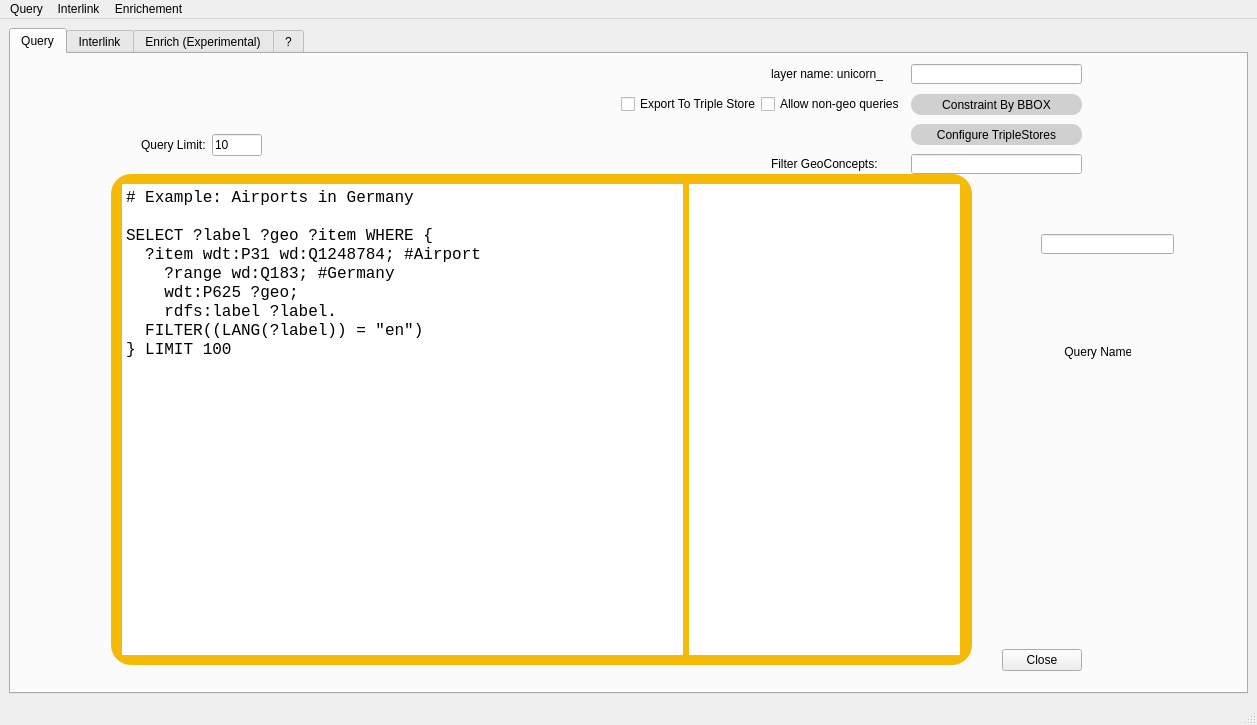
The window that sparql_unicorn_dialog_base_simp.ui (Cprudhomme/SpaLOD_qgis_plugin) describes before a commit, drawn with Qt 5.
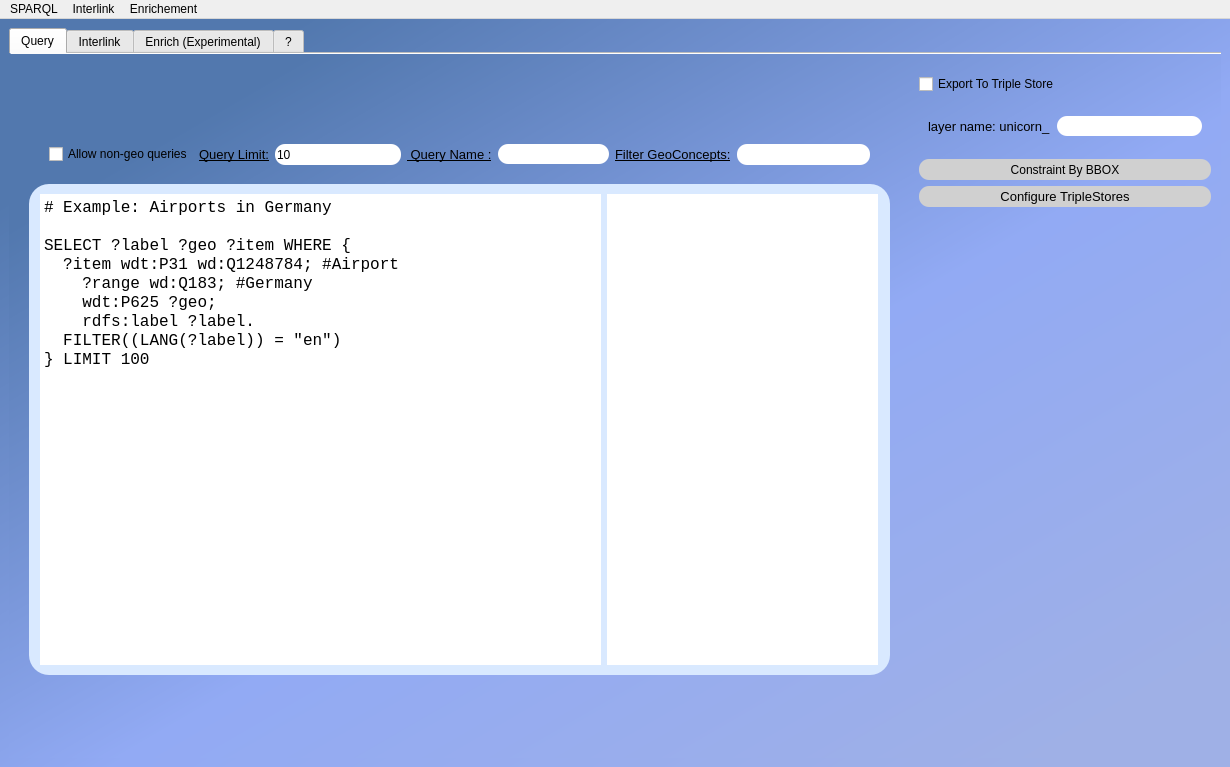
The same window after the commit. The open tabs and pages were chosen to show the change.

```diff
--- a/sparql_unicorn_dialog_base_simp.ui
+++ b/sparql_unicorn_dialog_base_simp.ui
@@ -6,167 +6,65 @@
    <rect>
     <x>0</x>
     <y>0</y>
-    <width>1257</width>
-    <height>725</height>
+    <width>1230</width>
+    <height>767</height>
    </rect>
   </property>
   <property name="windowTitle">
    <string>MainWindow</string>
   </property>
+  <property name="styleSheet">
+   <string notr="true">Qobject#MainWindow{
+background-color: qlineargradient(spread:repeat, x1:0, y1:0, x2:1, y2:1, stop:0.125 rgba(82, 120, 174, 255), stop:0.545455 rgba(146, 170, 244, 255), stop:0.931818 rgba(159, 176, 230, 255));}</string>
+  </property>
   <widget class="QWidget" name="centralwidget">
+   <property name="styleSheet">
+    <string notr="true">QObject#centralwidget{
+background-color: qlineargradient(spread:repeat, x1:0, y1:0, x2:1, y2:1, stop:0.125 rgba(82, 120, 174, 255), stop:0.545455 rgba(146, 170, 244, 255), stop:0.931818 rgba(159, 176, 230, 255));}</string>
+   </property>
    <layout class="QGridLayout" name="gridLayout">
-    <item row="0" column="0">
+    <item row="1" column="0">
      <widget class="QTabWidget" name="tabWidget">
+      <property name="styleSheet">
+       <string notr="true">QObject#tab{
+background-color: qlineargradient(spread:repeat, x1:0, y1:0, x2:1, y2:1, stop:0.125 rgba(82, 120, 174, 255), stop:0.545455 rgba(146, 170, 244, 255), stop:0.931818 rgba(159, 176, 230, 255));}</string>
+      </property>
+      <property name="tabPosition">
+       <enum>QTabWidget::North</enum>
+      </property>
+      <property name="tabShape">
+       <enum>QTabWidget::Rounded</enum>
+      </property>
       <property name="currentIndex">
-       <number>1</number>
+       <number>0</number>
+      </property>
+      <property name="elideMode">
+       <enum>Qt::ElideNone</enum>
+      </property>
+      <property name="usesScrollButtons">
+       <bool>true</bool>
+      </property>
+      <property name="documentMode">
+       <bool>true</bool>
+      </property>
+      <property name="tabsClosable">
+       <bool>false</bool>
+      </property>
+      <property name="movable">
+       <bool>false</bool>
+      </property>
+      <property name="tabBarAutoHide">
+       <bool>false</bool>
       </property>
       <widget class="QWidget" name="tab">
        <attribute name="title">
         <string>Query</string>
        </attribute>
-       <widget class="QLabel" name="label">
-        <property name="geometry">
-         <rect>
-          <x>760</x>
-          <y>10</y>
-          <width>151</width>
-          <height>20</height>
-         </rect>
-        </property>
-        <property name="text">
-         <string>layer name: unicorn_</string>
-        </property>
-       </widget>
-       <widget class="QLineEdit" name="inp_label">
-        <property name="geometry">
-         <rect>
-          <x>900</x>
-          <y>10</y>
-          <width>171</width>
-          <height>20</height>
-         </rect>
-        </property>
-       </widget>
-       <widget class="QComboBox" name="loadedLayers">
-        <property name="geometry">
-         <rect>
-          <x>210</x>
-          <y>660</y>
-          <width>581</width>
-          <height>21</height>
-         </rect>
-        </property>
-       </widget>
-       <widget class="QDialogButtonBox" name="button_box">
-        <property name="geometry">
-         <rect>
-          <x>980</x>
-          <y>590</y>
-          <width>91</width>
-          <height>32</height>
-         </rect>
-        </property>
-        <property name="orientation">
-         <enum>Qt::Horizontal</enum>
-        </property>
-        <property name="standardButtons">
-         <set>QDialogButtonBox::Close</set>
-        </property>
-       </widget>
-       <widget class="QPushButton" name="bboxButton">
-        <property name="geometry">
-         <rect>
-          <x>900</x>
-          <y>40</y>
-          <width>171</width>
-          <height>21</height>
-         </rect>
-        </property>
-        <property name="cursor">
-         <cursorShape>PointingHandCursor</cursorShape>
-        </property>
-        <property name="styleSheet">
-         <string notr="true">border-radius:10px;
-background-color:rgb(208, 208, 208)</string>
-        </property>
-        <property name="text">
-         <string>Constraint By BBOX</string>
-        </property>
-       </widget>
-       <widget class="QPushButton" name="loadTripleStoreButton">
-        <property name="geometry">
-         <rect>
-          <x>900</x>
-          <y>70</y>
-          <width>171</width>
-          <height>21</height>
-         </rect>
-        </property>
-        <property name="cursor">
-         <cursorShape>PointingHandCursor</cursorShape>
-        </property>
-        <property name="styleSheet">
-         <string notr="true">border-radius:10px;
-background-color:rgb(208, 208, 208)</string>
-        </property>
-        <property name="text">
-         <string>Configure TripleStores</string>
-        </property>
-       </widget>
-       <widget class="QCheckBox" name="allownongeo">
-        <property name="geometry">
-         <rect>
-          <x>750</x>
-          <y>40</y>
-          <width>151</width>
-          <height>20</height>
-         </rect>
-        </property>
-        <property name="text">
-         <string>Allow non-geo queries</string>
-        </property>
-       </widget>
-       <widget class="QCheckBox" name="exportTripleStore_2">
-        <property name="geometry">
-         <rect>
-          <x>610</x>
-          <y>40</y>
-          <width>141</width>
-          <height>20</height>
-         </rect>
-        </property>
-        <property name="text">
-         <string>Export To Triple Store</string>
-        </property>
-       </widget>
-       <widget class="QLabel" name="filterConceptsLabel">
-        <property name="geometry">
-         <rect>
-          <x>760</x>
-          <y>100</y>
-          <width>131</width>
-          <height>20</height>
-         </rect>
-        </property>
-        <property name="text">
-         <string>Filter GeoConcepts:</string>
-        </property>
-       </widget>
-       <widget class="QLineEdit" name="filterConcepts">
-        <property name="geometry">
-         <rect>
-          <x>900</x>
-          <y>100</y>
-          <width>171</width>
-          <height>20</height>
-         </rect>
-        </property>
-       </widget>
        <widget class="QFrame" name="frame">
         <property name="geometry">
          <rect>
-          <x>100</x>
-          <y>120</y>
+          <x>20</x>
+          <y>130</y>
           <width>861</width>
           <height>491</height>
          </rect>
@@ -179,7 +77,8 @@
         </property>
         <property name="styleSheet">
          <string notr="true">QObject#frame{
-background-color:rgb(245, 185, 7);border-radius:20px;}
+background-color:rgb(217, 233, 255);
+border-radius:20px;}
 
 
 
@@ -264,54 +163,222 @@
         </property>
         <layout class="QVBoxLayout" name="verticalLayout_3"/>
        </widget>
-       <widget class="QWidget" name="layoutWidget_2">
+       <widget class="QWidget" name="widget" native="true">
         <property name="geometry">
          <rect>
-          <x>130</x>
+          <x>40</x>
           <y>80</y>
-          <width>121</width>
-          <height>22</height>
+          <width>821</width>
+          <height>41</height>
          </rect>
         </property>
-        <layout class="QHBoxLayout" name="horizontalLayout_2">
+        <layout class="QHBoxLayout" name="horizontalLayout_3">
          <item>
-          <widget class="QLabel" name="queryLimitLabel">
+          <widget class="QCheckBox" name="allownongeo">
            <property name="text">
-            <string>Query Limit:</string>
+            <string>Allow non-geo queries</string>
            </property>
           </widget>
          </item>
          <item>
-          <widget class="QLineEdit" name="queryLimit">
-           <property name="text">
-            <string>10</string>
-           </property>
-          </widget>
+          <layout class="QHBoxLayout" name="horizontalLayout_2">
+           <item>
+            <widget class="QLabel" name="queryLimitLabel">
+             <property name="font">
+              <font>
+               <pointsize>10</pointsize>
+               <underline>true</underline>
+              </font>
+             </property>
+             <property name="text">
+              <string>Query Limit:</string>
+             </property>
+            </widget>
+           </item>
+           <item>
+            <widget class="QLineEdit" name="queryLimit">
+             <property name="minimumSize">
+              <size>
+               <width>81</width>
+               <height>21</height>
+              </size>
+             </property>
+             <property name="styleSheet">
+              <string notr="true">border-radius:10px;
+
+border-color:rgb(45, 45, 45);</string>
+             </property>
+             <property name="text">
+              <string>10</string>
+             </property>
+            </widget>
+           </item>
+          </layout>
          </item>
+         <item>
+          <layout class="QHBoxLayout" name="horizontalLayout_4">
+           <item>
+            <widget class="QLabel" name="saveQueryName_3">
+             <property name="font">
+              <font>
+               <pointsize>10</pointsize>
+               <underline>true</underline>
+              </font>
+             </property>
+             <property name="text">
+              <string> Query Name :</string>
+             </property>
+            </widget>
+           </item>
+           <item>
+            <widget class="QLineEdit" name="saveQueryName_4">
+             <property name="minimumSize">
+              <size>
+               <width>81</width>
+               <height>20</height>
+              </size>
+             </property>
+             <property name="styleSheet">
+              <string notr="true">border-radius:10px;
+
+border-color:rgb(45, 45, 45);</string>
+             </property>
+            </widget>
+           </item>
+          </layout>
+         </item>
+         <item>
+          <layout class="QHBoxLayout" name="horizontalLayout_6">
+           <item>
+            <widget class="QLabel" name="filterConceptsLabel">
+             <property name="font">
+              <font>
+               <pointsize>10</pointsize>
+               <underline>true</underline>
+              </font>
+             </property>
+             <property name="text">
+              <string>Filter GeoConcepts:</string>
+             </property>
+            </widget>
+           </item>
+           <item>
+            <widget class="QLineEdit" name="filterConcepts">
+             <property name="minimumSize">
+              <size>
+               <width>133</width>
+               <height>21</height>
+              </size>
+             </property>
+             <property name="styleSheet">
+              <string notr="true">border-radius:10px;
+
+border-color:rgb(45, 45, 45);</string>
+             </property>
+            </widget>
+           </item>
+          </layout>
+         </item>
         </layout>
        </widget>
-       <widget class="QLabel" name="saveQueryName_3">
+       <widget class="QWidget" name="widget_2" native="true">
         <property name="geometry">
          <rect>
-          <x>1050</x>
-          <y>290</y>
-          <width>70</width>
-          <height>16</height>
+          <x>910</x>
+          <y>20</y>
+          <width>292</width>
+          <height>133</height>
          </rect>
         </property>
-        <property name="text">
-         <string> Query Name :</string>
-        </property>
-       </widget>
-       <widget class="QLineEdit" name="saveQueryName_4">
-        <property name="geometry">
-         <rect>
-          <x>1030</x>
-          <y>180</y>
-          <width>133</width>
-          <height>20</height>
-         </rect>
-        </property>
+        <layout class="QVBoxLayout" name="verticalLayout">
+         <item>
+          <widget class="QCheckBox" name="exportTripleStore_2">
+           <property name="text">
+            <string>Export To Triple Store</string>
+           </property>
+          </widget>
+         </item>
+         <item>
+          <widget class="QWidget" name="widget_5" native="true">
+           <layout class="QHBoxLayout" name="horizontalLayout_5">
+            <item>
+             <widget class="QLabel" name="label">
+              <property name="font">
+               <font>
+                <pointsize>10</pointsize>
+                <underline>false</underline>
+               </font>
+              </property>
+              <property name="text">
+               <string>layer name: unicorn_</string>
+              </property>
+             </widget>
+            </item>
+            <item>
+             <widget class="QLineEdit" name="inp_label">
+              <property name="minimumSize">
+               <size>
+                <width>128</width>
+                <height>20</height>
+               </size>
+              </property>
+              <property name="styleSheet">
+               <string notr="true">border-radius:10px;
+
+border-color:rgb(45, 45, 45);</string>
+              </property>
+             </widget>
+            </item>
+           </layout>
+          </widget>
+         </item>
+         <item>
+          <widget class="QPushButton" name="bboxButton">
+           <property name="minimumSize">
+            <size>
+             <width>171</width>
+             <height>21</height>
+            </size>
+           </property>
+           <property name="cursor">
+            <cursorShape>PointingHandCursor</cursorShape>
+           </property>
+           <property name="styleSheet">
+            <string notr="true">border-radius:10px;
+background-color:rgb(208, 208, 208)</string>
+           </property>
+           <property name="text">
+            <string>Constraint By BBOX</string>
+           </property>
+          </widget>
+         </item>
+         <item>
+          <widget class="QPushButton" name="loadTripleStoreButton">
+           <property name="minimumSize">
+            <size>
+             <width>171</width>
+             <height>21</height>
+            </size>
+           </property>
+           <property name="font">
+            <font>
+             <pointsize>10</pointsize>
+             <underline>false</underline>
+            </font>
+           </property>
+           <property name="cursor">
+            <cursorShape>PointingHandCursor</cursorShape>
+           </property>
+           <property name="styleSheet">
+            <string notr="true">border-radius:10px;
+background-color:rgb(208, 208, 208)</string>
+           </property>
+           <property name="text">
+            <string>Configure TripleStores</string>
+           </property>
+          </widget>
+         </item>
+        </layout>
        </widget>
       </widget>
       <widget class="QWidget" name="tab_2">
@@ -819,13 +886,12 @@
     </item>
    </layout>
   </widget>
-  <widget class="QStatusBar" name="statusbar"/>
   <widget class="QMenuBar" name="menubar">
    <property name="geometry">
     <rect>
      <x>0</x>
      <y>0</y>
-     <width>1257</width>
+     <width>1230</width>
      <height>21</height>
     </rect>
    </property>
@@ -843,7 +909,7 @@
    </property>
    <widget class="QMenu" name="menuEdit">
     <property name="title">
-     <string>Query</string>
+     <string>SPARQL</string>
     </property>
     <widget class="QMenu" name="menuEndpoint">
      <property name="title">
@@ -878,11 +944,15 @@
      <string>Interlink</string>
     </property>
     <addaction name="actionFile"/>
+    <addaction name="actionImport_Mappoing"/>
+    <addaction name="actionExport_Mapping"/>
    </widget>
    <widget class="QMenu" name="menuEnrichement">
     <property name="title">
      <string>Enrichement</string>
     </property>
+    <addaction name="actionLoad_Layer"/>
+    <addaction name="actionAdd_Enriched_Layer"/>
    </widget>
    <addaction name="menuEdit"/>
    <addaction name="menuHelp"/>
@@ -890,7 +960,7 @@
   </widget>
   <action name="actionFile">
    <property name="text">
-    <string>File</string>
+    <string>Load Layer</string>
    </property>
   </action>
   <action name="actionSelect_Endpoint">
@@ -938,6 +1008,26 @@
     <string>Export Loaded Layer as TTL</string>
    </property>
   </action>
+  <action name="actionImport_Mappoing">
+   <property name="text">
+    <string>Import Mappoing</string>
+   </property>
+  </action>
+  <action name="actionExport_Mapping">
+   <property name="text">
+    <string>Export Mapping</string>
+   </property>
+  </action>
+  <action name="actionLoad_Layer">
+   <property name="text">
+    <string>Load Layer</string>
+   </property>
+  </action>
+  <action name="actionAdd_Enriched_Layer">
+   <property name="text">
+    <string>Add Enriched Layer</string>
+   </property>
+  </action>
  </widget>
  <resources/>
  <connections/>
```
